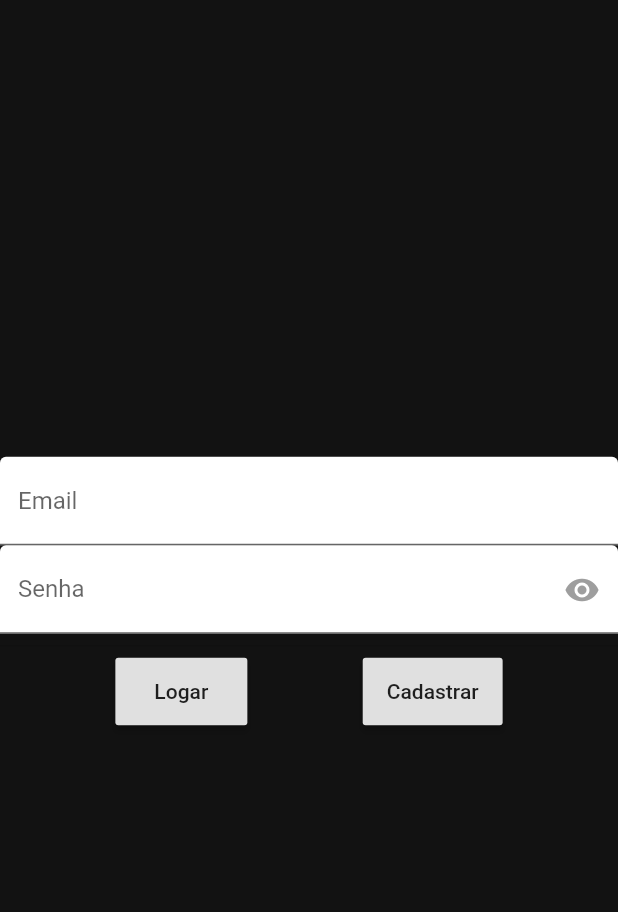
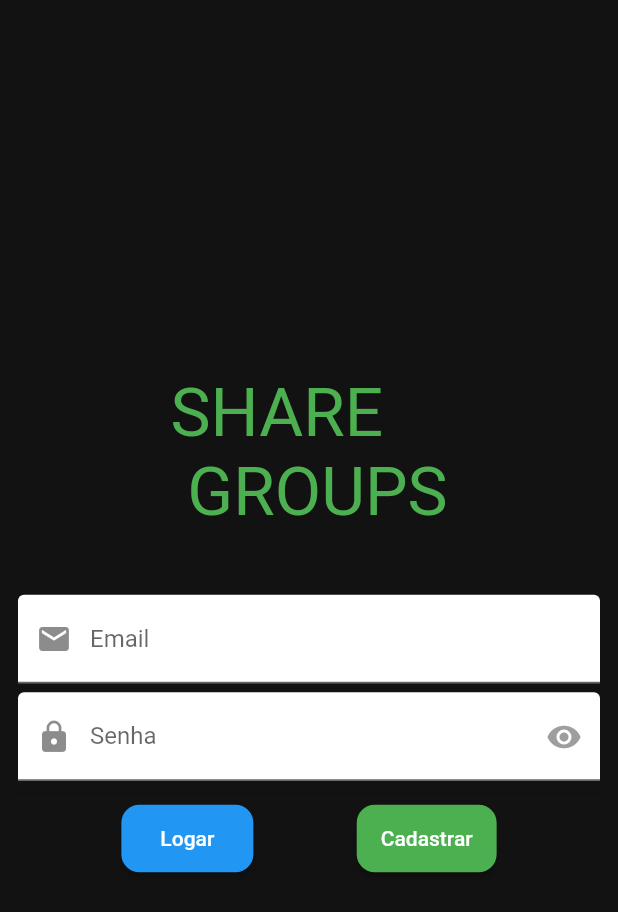
Before and after one commit to italoevan/share_groups, a Flutter app: the Home screen opened by its route, after a tap on the "logout" icon, on a phone screen of 412 x 824 dp. Shown: the top 912 px of the screen. Run offline on Flutter 3.47's test engine with Material 2 defaults, Android fonts, the phone set to English and light mode, and no system bars; our stand-ins replace cloud_firestore, firebase_auth, firebase_core, firebase_storage, flutter_mobx, image_picker and 1 more; accounts and stored records are empty; generated files the repository leaves out were written again; network calls fail; Roboto replaces fonts that are missing (AlmondCream).

Commit message:
Ux /UI
alterações para melhorar a aparência do app

```diff
--- a/sharegroups/lib/screens/Login.dart
+++ b/sharegroups/lib/screens/Login.dart
@@ -33,25 +33,47 @@ class _LoginState extends State<Login> {
           ),
           Align(
             alignment: Alignment.center,
+            child: SingleChildScrollView(
+              child:  Container(
+              padding: EdgeInsets.all(12),
               child: Column(
                 mainAxisAlignment: MainAxisAlignment.center,
                 children: [
+                  Container(
+                    height: 190,
+                    child: Center(
+                      child: Text(
+                        'SHARE\n GROUPS',
+                        style: TextStyle(
+                            fontSize: 45,
+                            fontFamily: 'AlmondCream',
+                            color: Colors.green),
+                      ),
+                    ),
+                  ),
                   TextField(
                     decoration: InputDecoration(
+                        prefixIcon: Icon(Icons.email),
                         filled: true,
                         fillColor: Colors.white,
                         labelText: "Email"),
                     onChanged: loginStore.setEmail,
                   ),
+                  Divider(
+                    height: 6,
+                  ),
                   Observer(builder: (_) {
                     return TextField(
                       obscureText: !loginStore.visible,
                       decoration: InputDecoration(
+                          prefixIcon: Icon(Icons.lock),
                           suffixIcon: IconButton(
-                            icon: loginStore.visible ?  Icon(
+                              icon: loginStore.visible
+                                  ? Icon(
                                       Icons.remove_red_eye_sharp,
                                       color: Colors.red,
-                            ):  Icon(
+                                    )
+                                  : Icon(
                                       Icons.remove_red_eye_sharp,
                                       color: Colors.grey,
                                     ),
@@ -71,22 +93,33 @@ class _LoginState extends State<Login> {
                       SizedBox(
                         height: 45,
                         child: RaisedButton(
+                          shape: RoundedRectangleBorder(
+                              borderRadius: BorderRadius.circular(12)),
+                          color: Colors.blue,
                           onPressed: () {
+                            FocusScope.of(context).requestFocus(FocusNode());
                             Autenticacao.LogarUsuario(auth, loginStore.email,
                                 loginStore.senha, context, loginStore);
 
                             print(loginStore.email);
                           },
-                        child: Text("Logar"),
+                          child: Text(
+                            "Logar",
+                            style: TextStyle(color: Colors.white),
+                          ),
                         ),
                       ),
                       SizedBox(
                         height: 45,
                         child: RaisedButton(
+                            color: Colors.green,
+                            shape: RoundedRectangleBorder(
+                                borderRadius: BorderRadius.circular(12)),
                             onPressed: () {
                               Navigator.pushNamed(context, '/cadastro');
                             },
-                          child: Text("Cadastrar")),
+                            child: Text("Cadastrar",
+                                style: TextStyle(color: Colors.white))),
                       ),
                     ],
                   ),
@@ -111,6 +144,8 @@ class _LoginState extends State<Login> {
                   )
                 ],
               ),
+            ),
+            ),
           )
         ],
       ),
--- a/sharegroups/lib/widgets/CustomDrawer.dart
+++ b/sharegroups/lib/widgets/CustomDrawer.dart
@@ -2,6 +2,8 @@ import 'package:flutter/material.dart';
 import 'package:flutter_mobx/flutter_mobx.dart';
 import 'package:provider/provider.dart';
 import 'package:sharegroups/stores/storeGeral.dart';
+import 'package:sharegroups/widgets/tiles/DrawerTile.dart';
+import 'package:url_launcher/url_launcher.dart';
 
 class CustomDrawer extends StatefulWidget {
   @override
@@ -25,14 +27,42 @@ class _CustomDrawerState extends State<CustomDrawer> {
         color: Theme.of(context).accentColor,
         child: SafeArea(
           child: Container(
-            child:
-
-            Observer(builder: (context){return Column(
-              children: [
-                Padding(padding: EdgeInsets.all(8),child: Text("Olá ${storeGeral.apelido}",style: TextStyle(color: Colors.white),),),
-
-              ],
-            );},),
+            child: Observer(
+              builder: (context) {
+                return Column(
+                  children: [
+                    Padding(
+                      padding: EdgeInsets.all(8),
+                      child: Text(
+                        "Olá ${storeGeral.apelido}",
+                        style: TextStyle(
+                          fontSize: 18,
+                            color: Colors.white,
+                            fontFamily: 'PottaOne',
+                            fontWeight: FontWeight.bold),
+                      ),
+                    ),
+                    Divider(),
+                    Container(
+                      height: 150,
+                      child: Center(
+                        child: Text(
+                          'SHARE\n GROUPS',
+                          style: TextStyle(
+                              fontSize: 45,
+                              fontFamily: 'AlmondCream',
+                              color: Colors.green),
+                        ),
+                      ),
+                    ),
+                    Divider(),
+                    DrawerTile((){
+                      launch('https://play.google.com/store/apps/details?id=com.evinc.sharegroups');
+                    }, 'Nos avalie', Icons.star, colorIcon: Colors.orange,)
+                  ],
+                );
+              },
+            ),
           ),
         ),
       ),
--- /dev/null
+++ b/sharegroups/lib/widgets/tiles/DrawerTile.dart
@@ -0,0 +1,36 @@
+import 'package:flutter/material.dart';
+
+class DrawerTile extends StatelessWidget {
+  Function function;
+  String text;
+  IconData icon;
+  MaterialColor colorIcon;
+
+  DrawerTile(this.function, this.text, this.icon, {this.colorIcon});
+  @override
+  Widget build(BuildContext context) {
+    return Material(
+      color: Colors.transparent,
+      child: InkWell(
+          onTap: function,
+          child: Container(
+            decoration: BoxDecoration(
+              border: Border.all(color: Colors.green)
+            ),
+              height: 60,
+              child: ListTile(
+                title: Text(
+                  text,
+                  style: TextStyle(
+                      fontSize: 18,
+                      fontFamily: 'PottaOne',
+                      color: Colors.white),
+                ),
+                leading: Icon(
+                  icon,
+                  color: colorIcon != null ? colorIcon : Colors.white,
+                ),
+              ))),
+    );
+  }
+}
```
Also changed, not shown: sharegroups/lib/screens/Cadastro.dart (+54 -13 lines), sharegroups/pubspec.yaml (+14 -48 lines), sharegroups/assets/fonts/AlmondCream.ttf (added), sharegroups/assets/fonts/Cookie-Regular.ttf (added), 1 other file. Lines whose indentation alone changed are shown as unchanged.
